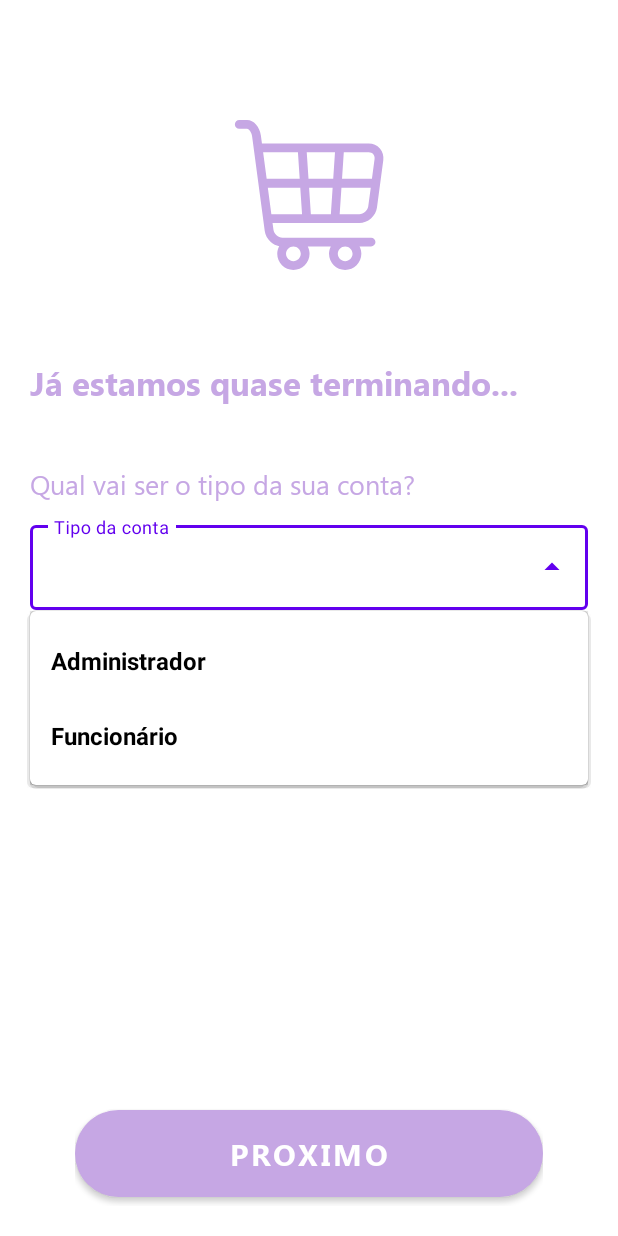
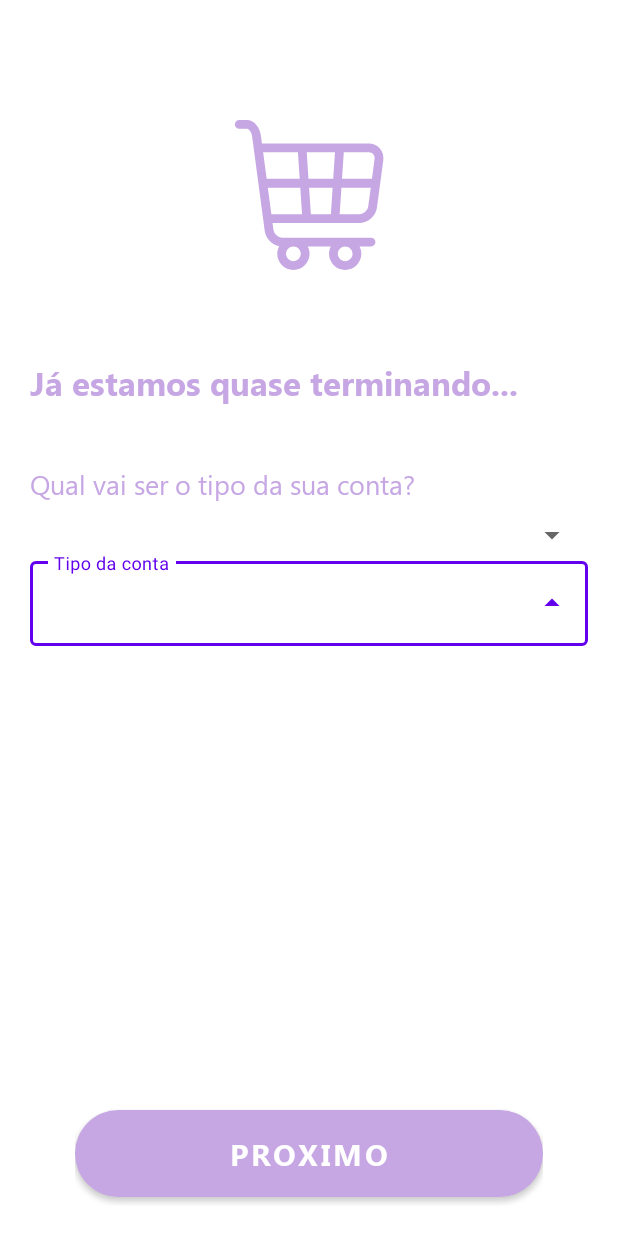
Before and after one commit to Munizzs/DeBairro_TCC, an Android app: the CadastroTipoContaActivity screen opened directly, with no data from a screen before it, after a tap on an icon or button, on a phone screen of 412 x 824 dp. Run offline under Robolectric (Android 15) with nearby library versions, the phone set to English and light mode, and no system bars; 1 statement that could not run was skipped.

Commit message:
Revert "Tentativa de uso do dropdown menu"
This reverts commit ebad04e5

Reversão do último commit pois deu errado

```diff
--- a/app/src/main/res/layout/cadastro_tipo_conta_layout.xml
+++ b/app/src/main/res/layout/cadastro_tipo_conta_layout.xml
@@ -40,7 +40,10 @@
             android:textColor="@color/Cor_principal"
             android:textSize="18sp" />
 
-
+        <Spinner
+            android:id="@+id/spn_tipo"
+            android:layout_width="match_parent"
+            android:layout_height="wrap_content" />
 
         <com.google.android.material.textfield.TextInputLayout
             android:id="@+id/til_tipo"
@@ -53,7 +56,6 @@
                 android:layout_height="wrap_content"
                 android:id="@+id/act_tipo"
                 android:hint="Tipo da conta"
-                android:inputType="none"
                 />
 
         </com.google.android.material.textfield.TextInputLayout>
--- a/app/src/main/res/layout/dropdown_item.xml
+++ /dev/null
@@ -1,10 +0,0 @@
-<?xml version="1.0" encoding="utf-8"?>
-<TextView xmlns:android="http://schemas.android.com/apk/res/android"
-    android:layout_width="match_parent"
-    android:layout_height="wrap_content"
-    android:text="TextView"
-    android:padding="14sp"
-    android:textColor="@color/black"
-    android:textStyle="bold"
-    android:textSize="16sp"
-    />
```
Also changed, not shown: app/src/main/res/drawable/background_spinner.xml (deleted, +0 -12 lines), app/src/main/res/drawable/ic_baseline_keyboard_arrow_down_24.xml (deleted, +0 -10 lines).
